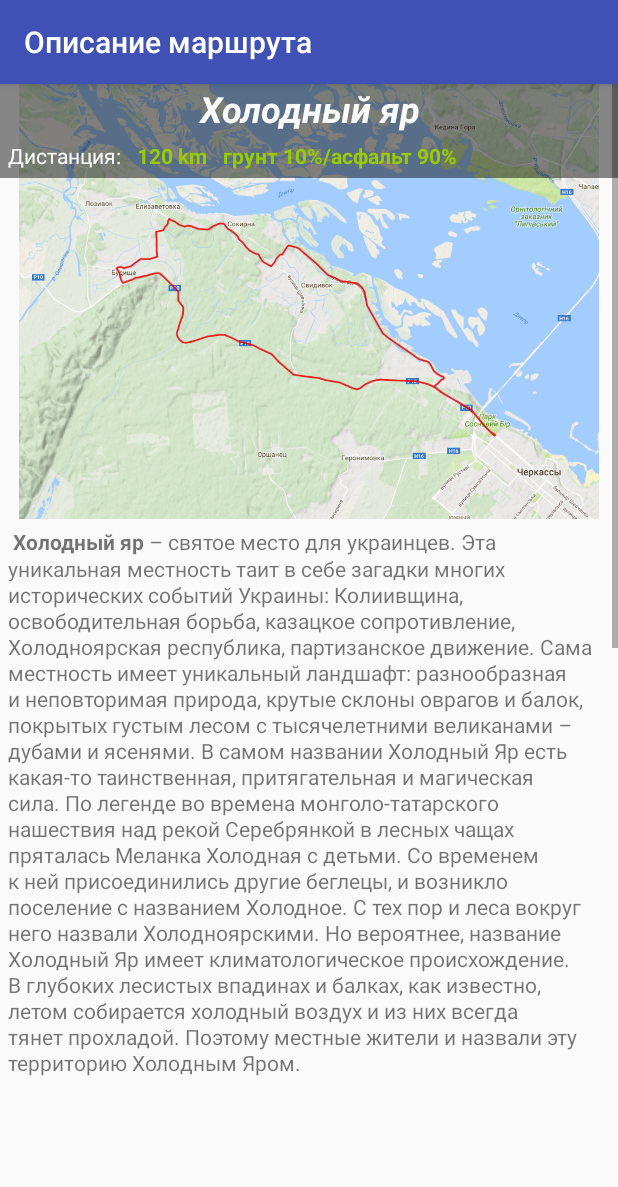
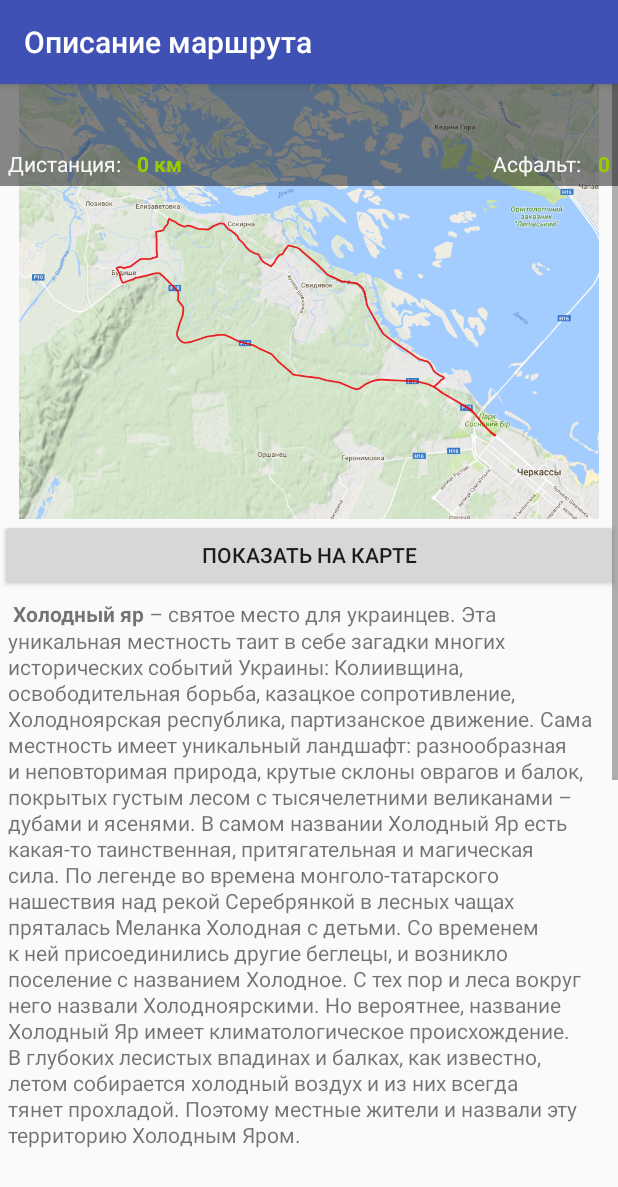
Before and after one commit to NikPikhmanets/VeloRoute, an Android app: the RouteActivity screen opened directly, with no data from a screen before it, on a phone screen of 412 x 824 dp. Shown: the top 1187 px of the screen. Run offline under Robolectric (Android 15) with nearby library versions, the phone set to English and light mode, and no system bars; 8 statements that could not run were skipped.

Commit message:
build route, build route description, change icon

```diff
--- a/app/src/main/java/com/nikpikhmanets/veloroute/Route/BuildRoute.java
+++ b/app/src/main/java/com/nikpikhmanets/veloroute/Route/BuildRoute.java
@@ -72,9 +72,9 @@ public class BuildRoute implements GetPolylineOptionsRoute {
     }
 
     @Override
-    public PolylineOptions getPolylineOptionsRout() {
+    public PolylineOptions getPolylineOptionsRout(String gpxFile) {
 
-        loadGpxFile("my_route/real_sofiin_stovp.gpx");
+        loadGpxFile("my_route/" + gpxFile);
         PolylineOptions rectOptions = new PolylineOptions();
 
         if(routeList != null) {
--- a/app/src/main/java/com/nikpikhmanets/veloroute/Route/GetPolylineOptionsRoute.java
+++ b/app/src/main/java/com/nikpikhmanets/veloroute/Route/GetPolylineOptionsRoute.java
@@ -5,5 +5,5 @@ import com.google.android.gms.maps.model.PolylineOptions;
 
 interface GetPolylineOptionsRoute {
 
-    PolylineOptions getPolylineOptionsRout();
+    PolylineOptions getPolylineOptionsRout(String gpxFile);
 }
--- a/app/src/main/java/com/nikpikhmanets/veloroute/activity/RouteActivity.java
+++ b/app/src/main/java/com/nikpikhmanets/veloroute/activity/RouteActivity.java
@@ -1,16 +1,119 @@
 package com.nikpikhmanets.veloroute.activity;
 
+import android.content.Intent;
 import android.os.Bundle;
 import android.support.v7.app.AppCompatActivity;
+import android.view.View;
+import android.widget.Button;
+import android.widget.ImageView;
+import android.widget.TextView;
 
 import com.nikpikhmanets.veloroute.R;
 
-public class RouteActivity extends AppCompatActivity {
+public class RouteActivity extends AppCompatActivity implements View.OnClickListener {
+
+    TextView nameRoute;
+    TextView lengthRoute;
+    TextView roadRoute;
+    TextView roadRouteLabel;
+    ImageView imageRoute;
+
+    Button showOnMapsBtn;
+
+    String gpxFile;
 
     @Override
     protected void onCreate(Bundle savedInstanceState) {
         super.onCreate(savedInstanceState);
         setContentView(R.layout.activity_route);
         setTitle("Описание маршрута");
+
+        nameRoute = (TextView) findViewById(R.id.nameRouteLabel);
+        roadRouteLabel = (TextView) findViewById(R.id.groundRouteLabel);
+        lengthRoute = (TextView) findViewById(R.id.distance);
+        roadRoute = (TextView) findViewById(R.id.roadRoute);
+        imageRoute = (ImageView) findViewById(R.id.imageRoute);
+
+        showOnMapsBtn = (Button) findViewById(R.id.showOnMaps);
+        showOnMapsBtn.setOnClickListener(this);
+
+        Intent intent = getIntent();
+        if (intent != null) {
+            setViewDescriptionRoute(intent);
+        }
+    }
+
+    private void setViewDescriptionRoute(Intent intent) {
+        if (intent != null) {
+            int defaultValue = 0;
+
+            String name = intent.getStringExtra("name");
+            int length = intent.getIntExtra("length", defaultValue);
+            int road = intent.getIntExtra("road", defaultValue);
+            int dirt = intent.getIntExtra("dirt", defaultValue);
+
+            nameRoute.setText(name);
+            lengthRoute.setText(String.format("%s км", length));
+            if (road == 0) {
+                roadRouteLabel.setText("Грунт:");
+                roadRoute.setText(String.format("%s", dirt));
+            }
+            if (dirt == 0) {
+                roadRouteLabel.setText("Асфальт:");
+                roadRoute.setText(String.format("%s", road));
+            } else {
+                roadRouteLabel.setText("Грунт/асфальт:");
+                roadRoute.setText(String.format("%s / %s", dirt, road));
+            }
+
+            //костыль
+            String mDrawableName = intent.getStringExtra("image");
+
+            // костыль, проверка построения маршрута
+            if (mDrawableName.equals("image_route_budische")) {
+                gpxFile = "budyshche.gpx";
+                imageRoute.setImageResource(R.drawable.image_route_budische);
+            }
+            if (mDrawableName.equals("image_route_buky")) {
+                gpxFile = "buky.gpx";
+                imageRoute.setImageResource(R.drawable.image_route_buky);
+            }
+            if (mDrawableName.equals("image_route_kam_canyon")) {
+                gpxFile = "kamyansky_canyon.gpx";
+                imageRoute.setImageResource(R.drawable.image_route_kam_canyon);
+            }
+            if (mDrawableName.equals("image_route_kaniv")) {
+                gpxFile = "kaniv.gpx";
+                imageRoute.setImageResource(R.drawable.image_route_kaniv);
+            }
+            if (mDrawableName.equals("image_route_malo_smila_karyer")) {
+                gpxFile = "malosmilyansky_career.gpx";
+                imageRoute.setImageResource(R.drawable.image_route_malo_smila_karyer);
+            }
+            if (mDrawableName.equals("image_route_orbita")) {
+                gpxFile = "orbita.gpx";
+                imageRoute.setImageResource(R.drawable.image_route_orbita);
+            }
+            if (mDrawableName.equals("image_route_sofiin_stovp")) {
+                gpxFile = "sofiin_stovp.gpx";
+                imageRoute.setImageResource(R.drawable.image_route_sofiin_stovp);
+            }
+            if (mDrawableName.equals("image_route_zyvun")) {
+                gpxFile = "zhyvun.gpx";
+                imageRoute.setImageResource(R.drawable.image_route_zyvun);
+            }
+
+//            int resID = getResources().getIdentifier(mDrawableName , "drawable", "com.nikpikhmanets.veloroute");
+//            imageRoute.setImageResource(resID);
+
+
+        }
+    }
+
+    @Override
+    public void onClick(View view) {
+        Intent intent = new Intent(this, MapsActivity.class);
+        intent.putExtra("gpx", gpxFile);
+        startActivity(intent);
     }
 }
--- a/app/src/main/java/com/nikpikhmanets/veloroute/fragments/GoogleMapsFragment.java
+++ b/app/src/main/java/com/nikpikhmanets/veloroute/fragments/GoogleMapsFragment.java
@@ -85,7 +85,7 @@ public class GoogleMapsFragment extends Fragment implements OnMapReadyCallback,
         mMap.setOnMarkerClickListener(this);
 
         BuildRoute br = new BuildRoute(getContext());
-        PolylineOptions rectOptions = br.getPolylineOptionsRout();
+        PolylineOptions rectOptions = br.getPolylineOptionsRout("");
         mMap.addPolyline(rectOptions);
     }
 
--- a/app/src/main/res/layout/activity_route.xml
+++ b/app/src/main/res/layout/activity_route.xml
@@ -21,10 +21,17 @@
                 android:layout_height="290dp"
                 android:src="@drawable/image_route_budische" />
 
+            <Button
+                android:id="@+id/showOnMaps"
+                android:layout_width="match_parent"
+                android:layout_height="wrap_content"
+                android:text="Показать на карте"
+                android:foregroundGravity="bottom|right"
+               />
+
             <TextView
                 android:layout_width="match_parent"
                 android:layout_height="match_parent"
-                android:layout_below="@+id/imageRoute"
                 android:layout_margin="5dp"
                 android:lineSpacingMultiplier="1.1"
                 android:text="@string/XY" />
@@ -32,15 +39,14 @@
             <ImageView
                 android:layout_width="match_parent"
                 android:layout_height="wrap_content"
-                android:src="@drawable/hol2"/>
+                android:src="@drawable/hol2" />
 
             <TextView
                 android:layout_width="match_parent"
                 android:layout_height="match_parent"
-                android:layout_below="@+id/imageRoute"
                 android:layout_margin="5dp"
                 android:lineSpacingMultiplier="1.1"
-                android:text="@string/XY" />
+                tools:text="@string/XY" />
 
         </LinearLayout>
 
@@ -56,11 +62,12 @@
             android:layout_width="match_parent"
             android:layout_height="wrap_content"
             android:gravity="center_vertical"
-            android:text="Холодный яр"
+            android:layout_marginTop="5dp"
             android:textAlignment="center"
             android:textColor="@color/white"
             android:textSize="24sp"
-            android:textStyle="bold|italic" />
+            android:textStyle="bold|italic"
+            tools:text="Холодный яр" />
 
         <TextView
             android:id="@+id/distanceRouteLabel"
@@ -78,9 +85,9 @@
             android:layout_below="@+id/nameRouteLabel"
             android:layout_margin="5dp"
             android:layout_toEndOf="@+id/distanceRouteLabel"
-            android:text="120 km"
             android:textColor="@android:color/holo_green_light"
-            android:textStyle="bold" />
+            android:textStyle="bold"
+            tools:text="120 km" />
 
 
         <TextView
@@ -90,14 +97,25 @@
             android:layout_gravity="end"
             android:layout_marginLeft="5dp"
             android:layout_marginRight="5dp"
-            android:text="грунт 10%/асфальт 90%"
             android:textColor="@android:color/holo_green_light"
             android:textStyle="bold"
+            tools:text="10/90"
+            android:layout_alignBaseline="@+id/groundRouteLabel"
+            android:layout_alignBottom="@+id/groundRouteLabel"
+            android:layout_alignParentEnd="true" />
+
+        <TextView
+            android:id="@+id/groundRouteLabel"
+            android:layout_width="wrap_content"
+            android:layout_height="wrap_content"
+            android:text="Грунт/асфальт, %:"
+            android:textColor="@color/white"
+            android:layout_marginLeft="5dp"
+            android:layout_marginRight="5dp"
             android:layout_alignBaseline="@+id/distance"
             android:layout_alignBottom="@+id/distance"
-            android:layout_toEndOf="@+id/distance" />
+            android:layout_toStartOf="@+id/roadRoute" />
 
     </RelativeLayout>
 
-
 </RelativeLayout>
--- a/app/src/main/res/menu/activity_main_drawer.xml
+++ b/app/src/main/res/menu/activity_main_drawer.xml
@@ -30,10 +30,6 @@
         android:id="@+id/nav_maps"
         android:icon="@drawable/ic_map_black_24dp"
         android:title="Карта" />
-    <item
-        android:id="@+id/nav_record_route"
-        android:title="записать трек"
-        />
 
     <item
         android:title="Допольнительно">
```
Also changed, not shown: app/build.gradle (+5 -4 lines), app/src/main/AndroidManifest.xml (+5 -2 lines), app/src/main/java/com/nikpikhmanets/veloroute/activity/MapsActivity.java (added, +56 -0 lines), app/src/main/java/com/nikpikhmanets/veloroute/adapters/RouteDataAdapter.java (+3 -11 lines), app/src/main/java/com/nikpikhmanets/veloroute/fragments/MainFragment.java (+6 -5 lines), app/src/main/res/layout/activity_maps.xml (added, +8 -0 lines), app/src/main/ic_launcher-web.png, app/src/main/res/mipmap-hdpi/ic_launcher.png, app/src/main/res/mipmap-mdpi/ic_launcher.png, app/src/main/res/mipmap-xhdpi/ic_launcher.png, app/src/main/res/mipmap-xxhdpi/ic_launcher.png, app/src/main/res/mipmap-xxxhdpi/ic_launcher.png.
